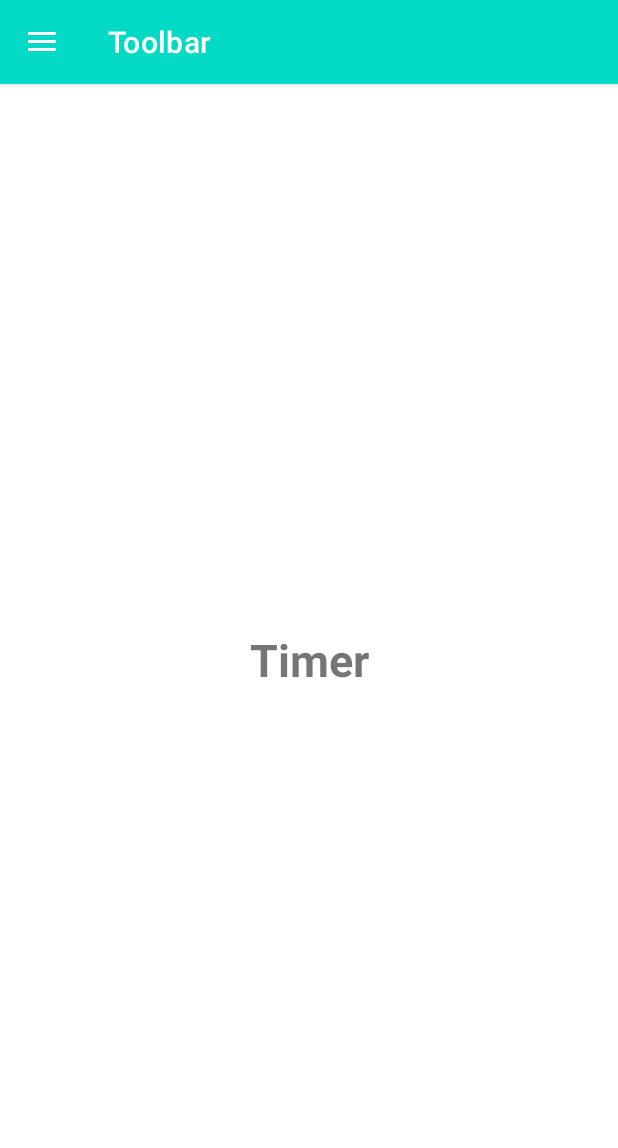
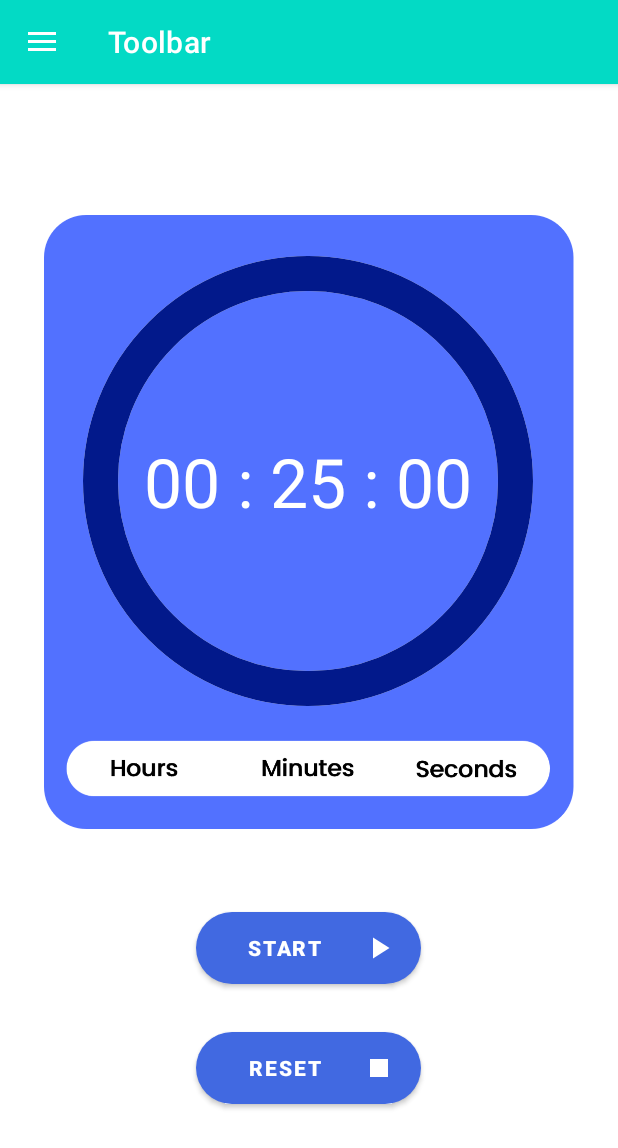
Before and after one commit to EuniceFoo533/MADProject, an Android app: the screen it shows after launch (MainActivity), after a tap on "Timer", on a phone screen of 412 x 824 dp. Shown: the top 1148 px of the screen. Run offline under Robolectric (Android 15) with nearby library versions, the phone set to English and light mode, and no system bars; 1 other tap on this screen came first.

```diff
--- /dev/null
+++ b/app/src/main/res/drawable/button.xml
@@ -0,0 +1,8 @@
+<?xml version="1.0" encoding="utf-8"?>
+<shape xmlns:android="http://schemas.android.com/apk/res/android" android:shape="rectangle">
+
+    <solid android:color="@color/blue"/>
+    <corners android:radius="30dp"/>
+
+
+</shape>
--- /dev/null
+++ b/app/src/main/res/drawable/ic_baseline_play_arrow_24.xml
@@ -0,0 +1,5 @@
+<vector android:height="32dp" android:tint="#FFFFFF"
+    android:viewportHeight="24" android:viewportWidth="24"
+    android:width="32dp" xmlns:android="http://schemas.android.com/apk/res/android">
+    <path android:fillColor="@android:color/white" android:pathData="M8,5v14l11,-7z"/>
+</vector>
--- /dev/null
+++ b/app/src/main/res/drawable/pause_timer.xml
@@ -0,0 +1,5 @@
+<vector android:height="24dp" android:tint="#FFFFFF"
+    android:viewportHeight="24" android:viewportWidth="24"
+    android:width="24dp" xmlns:android="http://schemas.android.com/apk/res/android">
+    <path android:fillColor="@android:color/white" android:pathData="M6,19h4L10,5L6,5v14zM14,5v14h4L18,5h-4z"/>
+</vector>
--- /dev/null
+++ b/app/src/main/res/drawable/reset_timer.xml
@@ -0,0 +1,5 @@
+<vector android:height="24dp" android:tint="#FFFFFF"
+    android:viewportHeight="24" android:viewportWidth="24"
+    android:width="24dp" xmlns:android="http://schemas.android.com/apk/res/android">
+    <path android:fillColor="@android:color/white" android:pathData="M6,6h12v12H6z"/>
+</vector>
--- /dev/null
+++ b/app/src/main/res/drawable/start_timer.xml
@@ -0,0 +1,5 @@
+<vector android:height="24dp" android:tint="#FFFFFF"
+    android:viewportHeight="24" android:viewportWidth="24"
+    android:width="24dp" xmlns:android="http://schemas.android.com/apk/res/android">
+    <path android:fillColor="@android:color/white" android:pathData="M8,5v14l11,-7z"/>
+</vector>
--- a/app/src/main/res/layout/fragment_timer.xml
+++ b/app/src/main/res/layout/fragment_timer.xml
@@ -1,17 +1,96 @@
 <?xml version="1.0" encoding="utf-8"?>
 <FrameLayout xmlns:android="http://schemas.android.com/apk/res/android"
+    xmlns:app="http://schemas.android.com/apk/res-auto"
     xmlns:tools="http://schemas.android.com/tools"
     android:layout_width="match_parent"
     android:layout_height="match_parent"
     tools:context=".TimerFragment">
 
     <!-- TODO: Update blank fragment layout -->
-    <TextView
+
+    <LinearLayout
         android:layout_width="match_parent"
         android:layout_height="match_parent"
-        android:text="Timer"
-        android:gravity="center"
-        android:textSize="30sp"
-        android:textStyle="bold"/>
+        android:orientation="vertical">
+
+        <androidx.constraintlayout.widget.ConstraintLayout
+            android:layout_width="match_parent"
+            android:layout_height="match_parent">
+
+            <ImageView
+                android:id="@+id/imageView"
+                android:layout_width="353dp"
+                android:layout_height="465dp"
+                android:src="@drawable/timer_background"
+                app:layout_constraintBottom_toBottomOf="parent"
+                app:layout_constraintEnd_toEndOf="parent"
+                app:layout_constraintStart_toStartOf="parent"
+                app:layout_constraintTop_toTopOf="parent"
+                app:layout_constraintVertical_bias="0.195" />
+
+            <com.google.android.material.progressindicator.CircularProgressIndicator
+                android:id="@+id/progressBar2"
+                android:layout_width="wrap_content"
+                android:layout_height="wrap_content"
+                android:progress="100"
+                app:indicatorColor="@color/dark_blue"
+                app:indicatorDirectionCircular="clockwise"
+                app:indicatorInset="5dp"
+                app:indicatorSize="300dp"
+                app:layout_constraintBottom_toBottomOf="@+id/imageView"
+                app:layout_constraintEnd_toEndOf="parent"
+                app:layout_constraintHorizontal_bias="0.493"
+                app:layout_constraintStart_toStartOf="parent"
+                app:layout_constraintTop_toTopOf="@+id/imageView"
+                app:layout_constraintVertical_bias="0.322"
+                app:trackColor="@color/white"
+                app:trackCornerRadius="20dp"
+                app:trackThickness="23dp" />
+
+            <TextView
+                android:id="@+id/tvCountDown"
+                android:layout_width="wrap_content"
+                android:layout_height="wrap_content"
+                android:text="00 : 25 : 00"
+                android:textColor="@color/white"
+                android:textSize="45sp"
+                app:layout_constraintBottom_toBottomOf="@+id/progressBar2"
+                app:layout_constraintEnd_toEndOf="@+id/progressBar2"
+                app:layout_constraintStart_toStartOf="@+id/progressBar2"
+                app:layout_constraintTop_toTopOf="@+id/progressBar2" />
+
+            <Button
+                android:id="@+id/button"
+                android:layout_width="150dp"
+                android:layout_height="wrap_content"
+                android:layout_marginTop="132dp"
+                android:background="@drawable/button"
+                android:drawableEnd="@drawable/start_timer"
+                android:text="Start"
+                android:textStyle="bold"
+                app:layout_constraintEnd_toEndOf="parent"
+                app:layout_constraintHorizontal_bias="0.498"
+                app:layout_constraintStart_toStartOf="parent"
+                app:layout_constraintTop_toBottomOf="@+id/progressBar2" />
+
+            <Button
+                android:id="@+id/button2"
+                android:layout_width="150dp"
+                android:layout_height="wrap_content"
+                android:layout_marginBottom="56dp"
+                android:background="@drawable/button"
+                android:drawableEnd="@drawable/reset_timer"
+                android:text="RESET"
+                android:textStyle="bold"
+                app:layout_constraintBottom_toBottomOf="parent"
+                app:layout_constraintEnd_toEndOf="parent"
+                app:layout_constraintHorizontal_bias="0.498"
+                app:layout_constraintStart_toStartOf="parent"
+                app:layout_constraintTop_toBottomOf="@+id/button" />
+
+        </androidx.constraintlayout.widget.ConstraintLayout>
+
+    </LinearLayout>
+
 
 </FrameLayout>
--- a/app/src/main/res/values/colors.xml
+++ b/app/src/main/res/values/colors.xml
@@ -7,4 +7,6 @@
     <color name="teal_700">#FF018786</color>
     <color name="black">#FF000000</color>
     <color name="white">#FFFFFFFF</color>
+    <color name="blue">#4169E1</color>
+    <color name="dark_blue">#02198B</color>
 </resources>
--- a/app/src/main/res/values/themes.xml
+++ b/app/src/main/res/values/themes.xml
@@ -2,7 +2,7 @@
     <!-- Base application theme. -->
     <style name="Theme.Fragment" parent="Theme.MaterialComponents.DayNight.NoActionBar">
         <!-- Primary brand color. -->
-        <item name="colorPrimary">@color/purple_500</item>
+        <item name="colorPrimary">@color/blue</item>
         <item name="colorPrimaryVariant">@color/purple_700</item>
         <item name="colorOnPrimary">@color/white</item>
         <!-- Secondary brand color. -->
```
Also changed, not shown: app/src/main/res/drawable-v24/timer_background.png (added).
